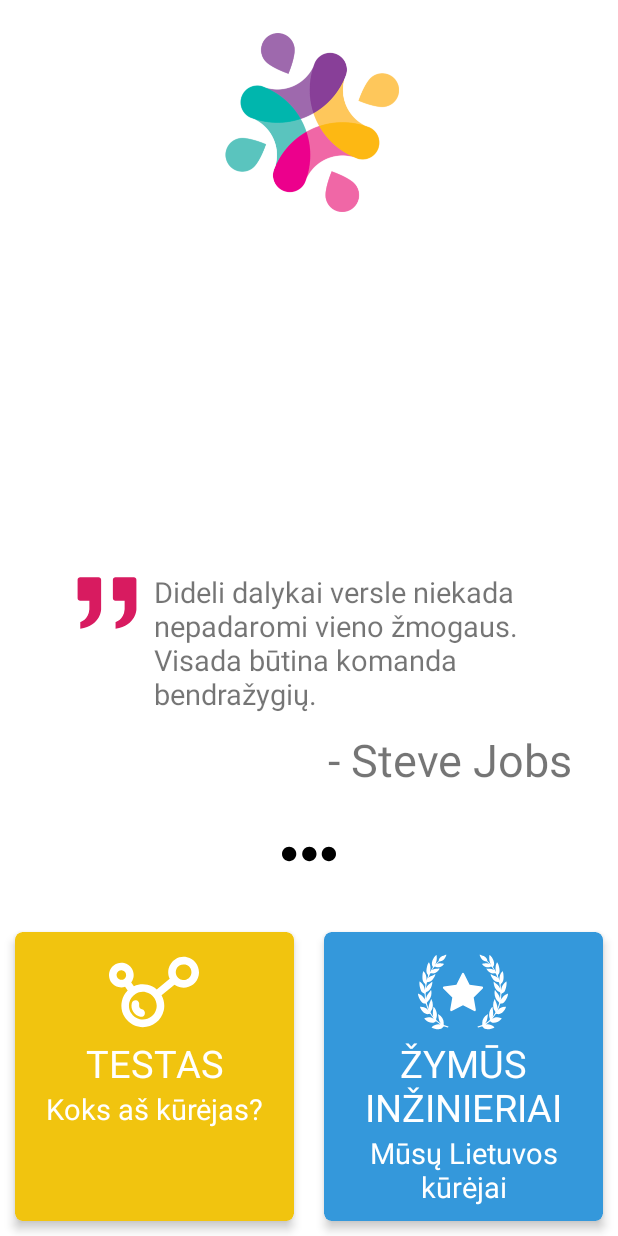
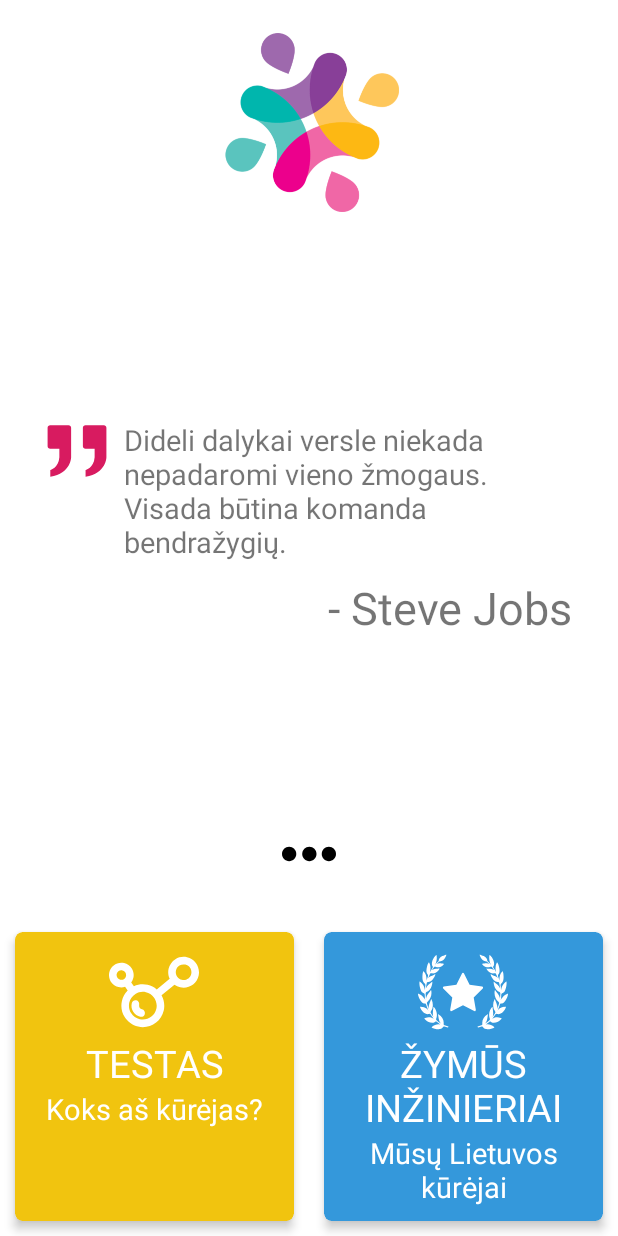
Before and after one commit to benasmi/KoksAsIsradejas, an Android app: the layout activity_main_screen.xml on its own in the app's theme, with its tools: preview values and no code run, on a phone screen of 412 x 824 dp. Run offline under Robolectric (Android 15) with nearby library versions, the phone set to English and light mode, and no system bars.

Commit message:
even more layout fixes

```diff
--- a/app/src/main/res/layout/activity_intro.xml
+++ b/app/src/main/res/layout/activity_intro.xml
@@ -4,6 +4,7 @@
     xmlns:tools="http://schemas.android.com/tools"
     android:layout_width="match_parent"
     android:layout_height="match_parent"
+    android:background="@color/white"
     tools:context=".IntroActivity">
 
     <LinearLayout
--- a/app/src/main/res/layout/activity_main_screen.xml
+++ b/app/src/main/res/layout/activity_main_screen.xml
@@ -26,14 +26,14 @@
         android:layout_height="150dp"
         android:layout_margin="25dp"
         android:layout_marginStart="20dp"
-        android:layout_marginLeft="8dp"
+        android:layout_marginTop="8dp"
         android:layout_marginEnd="8dp"
-        android:layout_marginRight="8dp"
         android:layout_marginBottom="8dp"
         android:orientation="vertical"
         app:layout_constraintBottom_toTopOf="@+id/imageView2"
         app:layout_constraintEnd_toEndOf="parent"
-        app:layout_constraintStart_toStartOf="parent">
+        app:layout_constraintStart_toStartOf="parent"
+        app:layout_constraintTop_toBottomOf="@+id/app_logo">
 
         <LinearLayout
             android:layout_width="wrap_content"
@@ -42,17 +42,17 @@
             android:orientation="horizontal">
 
             <ImageView
+                android:id="@+id/img_quat"
                 android:layout_width="40dp"
                 android:layout_height="40dp"
                 android:layout_margin="6dp"
-                android:id="@+id/img_quat"
                 android:background="@drawable/ic_qtn" />
 
             <TextView
-                android:layout_width="258dp"
+                android:id="@+id/txt_quat"
+                android:layout_width="match_parent"
                 android:layout_height="wrap_content"
                 android:layout_margin="5dp"
-                android:id="@+id/txt_quat"
                 android:gravity="left"
                 android:text="Dideli dalykai versle niekada nepadaromi vieno žmogaus. Visada būtina komanda bendražygių."
                 android:textSize="19sp" />
@@ -60,12 +60,12 @@
         </LinearLayout>
 
         <TextView
+            android:id="@+id/txt_quat_author"
             android:layout_width="match_parent"
             android:layout_height="wrap_content"
             android:layout_margin="5dp"
             android:gravity="right"
             android:text="- Steve Jobs"
-            android:id="@+id/txt_quat_author"
             android:textSize="30sp" />
 
     </LinearLayout>
--- a/app/src/main/res/layout/activity_question_test.xml
+++ b/app/src/main/res/layout/activity_question_test.xml
@@ -21,9 +21,9 @@
         android:id="@+id/txt_question"
         android:layout_width="match_parent"
         android:layout_height="wrap_content"
-        android:layout_marginStart="8dp"
+        android:layout_marginStart="20dp"
         android:layout_marginTop="60dp"
-        android:layout_marginEnd="8dp"
+        android:layout_marginEnd="20dp"
         android:gravity="center"
         android:text="Ar jums patinka ką nors konstruoti?"
         android:textColor="@color/colorWhite"
```
Also changed, not shown: app/src/main/res/layout/activity_test_results.xml (+19 -22 lines).
